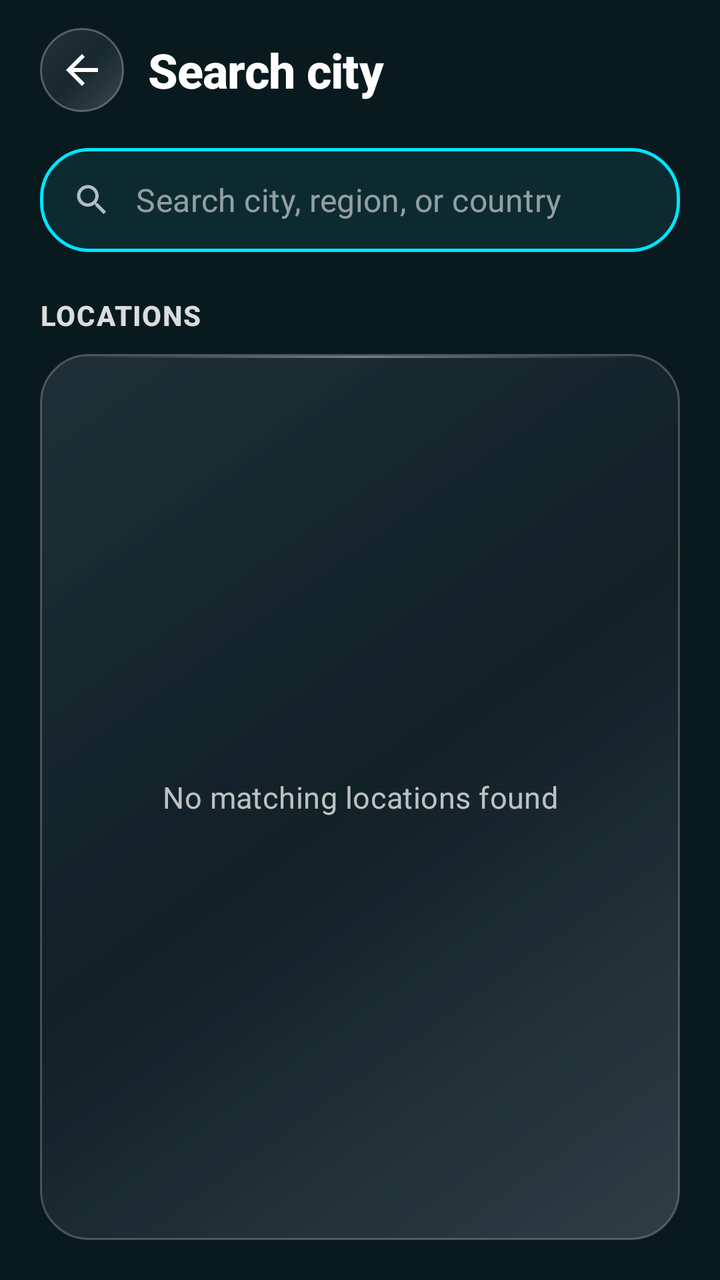
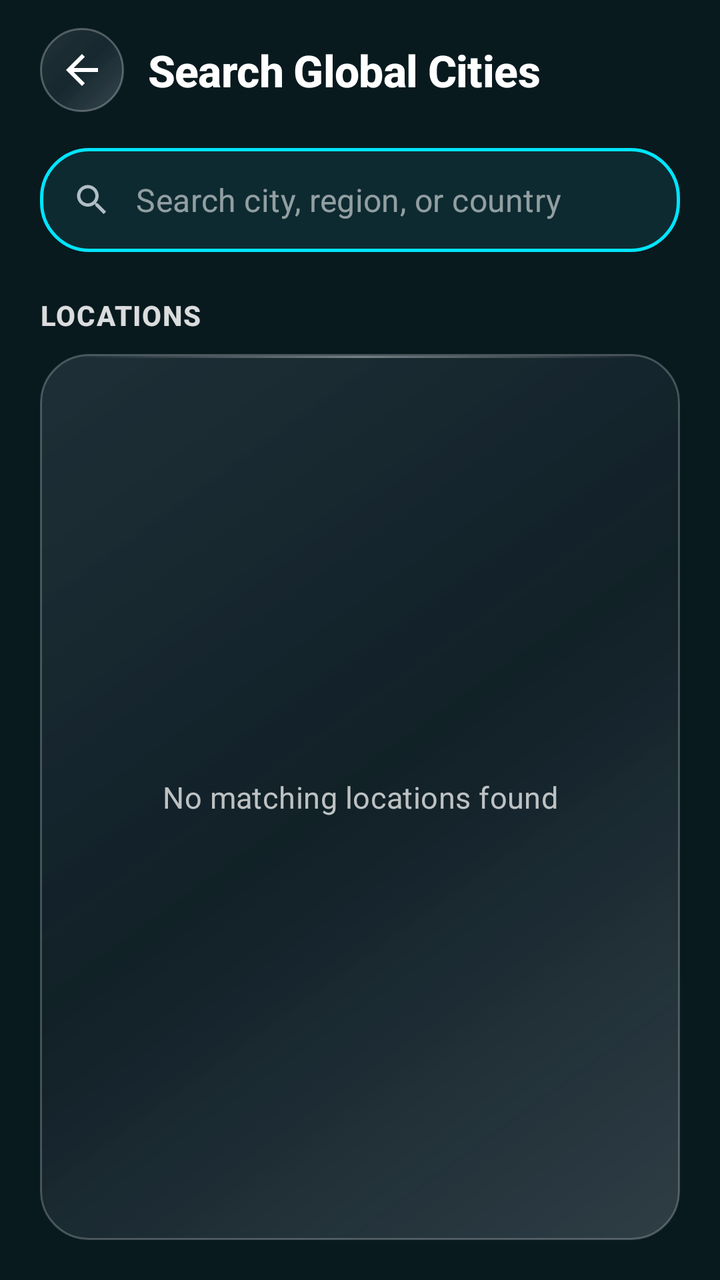

The first picture is an Android layout as it rendered before a commit; the second is the same layout after the commit. The layout source and the unified diff follow.
<!-- AndroidManifest.xml: application theme Theme.K3Weather -->
<!-- res/layout/layout_search.xml -->
<?xml version="1.0" encoding="utf-8"?>
<LinearLayout xmlns:android="http://schemas.android.com/apk/res/android"
    xmlns:app="http://schemas.android.com/apk/res-auto"
    android:layout_width="match_parent"
    android:layout_height="match_parent"
    android:background="@android:color/transparent"
    android:orientation="vertical"
    android:paddingHorizontal="20dp"
    android:paddingTop="14dp"
    android:paddingBottom="20dp">

    
    <LinearLayout
        android:layout_width="match_parent"
        android:layout_height="wrap_content"
        android:gravity="center_vertical"
        android:orientation="horizontal"
        android:paddingBottom="18dp">

        <ImageButton
            android:id="@+id/backButton"
            android:layout_width="42dp"
            android:layout_height="42dp"
            android:background="@drawable/bg_circle_translucent"
            android:padding="10dp"
            android:contentDescription="Back"
            android:src="@drawable/ic_back"
            app:tint="@android:color/white" />

        <TextView
            android:layout_width="wrap_content"
            android:layout_height="wrap_content"
            android:layout_marginStart="12dp"
            android:text="@string/search_locations"
            android:textColor="@android:color/white"
            android:textSize="24sp"
            android:textStyle="bold"
            android:letterSpacing="-0.01"
            android:fontFamily="sans-serif-medium" />
    </LinearLayout>

    
    <LinearLayout
        android:layout_width="match_parent"
        android:layout_height="52dp"
        android:background="@drawable/bg_search_input"
        android:gravity="center_vertical"
        android:orientation="horizontal"
        android:paddingHorizontal="16dp">

        <ImageView
            android:layout_width="20dp"
            android:layout_height="20dp"
            android:layout_marginEnd="12dp"
            android:contentDescription="@null"
            android:src="@drawable/ic_search"
            app:tint="#B0BEC5" />

        <EditText
            android:id="@+id/searchInput"
            android:layout_width="0dp"
            android:layout_height="match_parent"
            android:layout_weight="1"
            android:background="@null"
            android:hint="@string/search_hint"
            android:imeOptions="actionSearch"
            android:inputType="textCapWords"
            android:singleLine="true"
            android:textColor="@android:color/white"
            android:textColorHint="#8CFFFFFF"
            android:textSize="16sp"
            android:letterSpacing="0.01"
            android:fontFamily="sans-serif" />

        <ImageButton
            android:id="@+id/clearButton"
            android:layout_width="36dp"
            android:layout_height="36dp"
            android:background="?attr/selectableItemBackgroundBorderless"
            android:contentDescription="Clear search"
            android:src="@drawable/ic_close"
            android:visibility="gone"
            app:tint="#B3FFFFFF" />
    </LinearLayout>

    
    <ProgressBar
        android:id="@+id/searchProgress"
        android:layout_width="32dp"
        android:layout_height="32dp"
        android:layout_gravity="center_horizontal"
        android:layout_marginTop="16dp"
        android:visibility="gone" />

    
    <TextView
        android:id="@+id/tvResultsHeader"
        android:layout_width="wrap_content"
        android:layout_height="wrap_content"
        android:layout_marginTop="22dp"
        android:layout_marginBottom="10dp"
        android:text="@string/search_results_header"
        android:textColor="#D9FFFFFF"
        android:textSize="14sp"
        android:textStyle="bold"
        android:letterSpacing="0.04"
        android:fontFamily="sans-serif-medium" />

    
    <FrameLayout
        android:layout_width="match_parent"
        android:layout_height="0dp"
        android:layout_weight="1"
        android:background="@drawable/bg_card_translucent"
        android:clipToOutline="true">

        <TextView
            android:id="@+id/emptyState"
            android:layout_width="match_parent"
            android:layout_height="wrap_content"
            android:layout_gravity="center"
            android:gravity="center"
            android:lineSpacingExtra="4dp"
            android:padding="28dp"
            android:text="@string/no_results"
            android:textColor="#B8FFFFFF"
            android:textSize="15sp"
            android:letterSpacing="0.01"
            android:visibility="visible" />

        <androidx.recyclerview.widget.RecyclerView
            android:id="@+id/searchResults"
            android:layout_width="match_parent"
            android:layout_height="match_parent"
            android:clipToPadding="false"
            android:overScrollMode="never"
            android:paddingVertical="4dp"
            app:layoutManager="androidx.recyclerview.widget.LinearLayoutManager" />
    </FrameLayout>

</LinearLayout>
<!-- resources referenced by this layout -->
<resources>
  <!-- drawable bg_circle_translucent (drawable) -->
  <?xml version="1.0" encoding="utf-8"?>
  <layer-list xmlns:android="http://schemas.android.com/apk/res/android">
      <item>
          <shape android:shape="oval">
              <gradient
                  android:angle="135"
                  android:startColor="#540D2538"
                  android:endColor="#3D071622"
                  android:type="linear" />
          </shape>
      </item>
      <item>
          <shape android:shape="oval">
              <gradient
                  android:angle="135"
                  android:startColor="#2EFFFFFF"
                  android:centerColor="#0DFFFFFF"
                  android:endColor="#1AFFFFFF"
                  android:type="linear" />
              <stroke
                  android:width="1dp"
                  android:color="#45FFFFFF" />
          </shape>
      </item>
  </layer-list>
  <!-- drawable bg_search_input (drawable) -->
  <shape xmlns:android="http://schemas.android.com/apk/res/android"
      android:shape="rectangle">
      <solid android:color="#D00F2E35" />
      <corners android:radius="24dp" />
      <stroke
          android:width="1.5dp"
          android:color="#00E5FF" />
  </shape>
  <!-- drawable ic_back (drawable) -->
  <vector xmlns:android="http://schemas.android.com/apk/res/android"
      android:width="24dp"
      android:height="24dp"
      android:viewportWidth="24"
      android:viewportHeight="24">
      <path
          android:fillColor="#FFFFFF"
          android:pathData="M20,11H7.83l5.59,-5.59L12,4l-8,8 8,8 1.41,-1.41L7.83,13H20v-2z"/>
  </vector>
  <!-- drawable ic_close (drawable) -->
  <vector xmlns:android="http://schemas.android.com/apk/res/android"
      android:width="24dp"
      android:height="24dp"
      android:viewportWidth="24"
      android:viewportHeight="24">
      <path
          android:fillColor="#FFFFFF"
          android:pathData="M19,6.41L17.59,5 12,10.59 6.41,5 5,6.41 10.59,12 5,17.59 6.41,19 12,13.41 17.59,19 19,17.59 13.41,12z"/>
  </vector>
  <!-- drawable ic_search (drawable) -->
  <vector xmlns:android="http://schemas.android.com/apk/res/android"
      android:width="24dp"
      android:height="24dp"
      android:viewportWidth="24"
      android:viewportHeight="24">
      <path
          android:fillColor="#FFFFFF"
          android:pathData="M15.5,14h-0.79l-0.28,-0.27C15.41,12.59 16,11.11 16,9.5 16,5.91 13.09,3 9.5,3S3,5.91 3,9.5 5.91,16 9.5,16c1.61,0 3.09,-0.59 4.23,-1.57l0.27,0.28v0.79l5,4.99L20.49,19l-4.99,-5zM9.5,14C7.01,14 5,11.99 5,9.5S7.01,5 9.5,5 14,7.01 14,9.5 11.99,14 9.5,14z"/>
  </vector>
  <string name="no_results">No matching locations found</string>
  <string name="search_hint">Search city, region, or country</string>
  <string name="search_locations">Search city</string>
  <string name="search_results_header">LOCATIONS</string>
  <style name="Theme.K3Weather" parent="Theme.MaterialComponents.DayNight.NoActionBar">
          <item name="colorPrimary">@color/primary_teal</item>
          <item name="colorPrimaryVariant">@color/primary_dark_teal</item>
          <item name="colorSecondary">@color/accent_cyan</item>
          <item name="android:statusBarColor">@android:color/transparent</item>
          <item name="android:navigationBarColor">@android:color/transparent</item>
          <item name="android:windowBackground">@color/primary_dark_teal</item>
          <item name="android:windowLightStatusBar">false</item>
          <item name="android:windowDrawsSystemBarBackgrounds">true</item>
      </style>
  <color name="primary_teal">#0F2C33</color>
  <color name="primary_dark_teal">#091A1F</color>
  <color name="accent_cyan">#00E5FF</color>
  <!-- unchanged entries left out for length: 1 -->
</resources>

<!-- the commit's change to res/layout/layout_search.xml (unified diff, before → after) -->
@@ -31,9 +31,9 @@
             android:layout_width="wrap_content"
             android:layout_height="wrap_content"
             android:layout_marginStart="12dp"
-            android:text="@string/search_locations"
+            android:text="@string/search_cities_title"
             android:textColor="@android:color/white"
-            android:textSize="24sp"
+            android:textSize="22sp"
             android:textStyle="bold"
             android:letterSpacing="-0.01"
             android:fontFamily="sans-serif-medium" />
<!-- resource entries referenced after the edit -->
@@ -66,8 +66,8 @@
           android:pathData="M15.5,14h-0.79l-0.28,-0.27C15.41,12.59 16,11.11 16,9.5 16,5.91 13.09,3 9.5,3S3,5.91 3,9.5 5.91,16 9.5,16c1.61,0 3.09,-0.59 4.23,-1.57l0.27,0.28v0.79l5,4.99L20.49,19l-4.99,-5zM9.5,14C7.01,14 5,11.99 5,9.5S7.01,5 9.5,5 14,7.01 14,9.5 11.99,14 9.5,14z"/>
   </vector>
   <string name="no_results">No matching locations found</string>
+  <string name="search_cities_title">Search Global Cities</string>
   <string name="search_hint">Search city, region, or country</string>
-  <string name="search_locations">Search city</string>
   <string name="search_results_header">LOCATIONS</string>
   <style name="Theme.K3Weather" parent="Theme.MaterialComponents.DayNight.NoActionBar">
           <item name="colorPrimary">@color/primary_teal</item>
